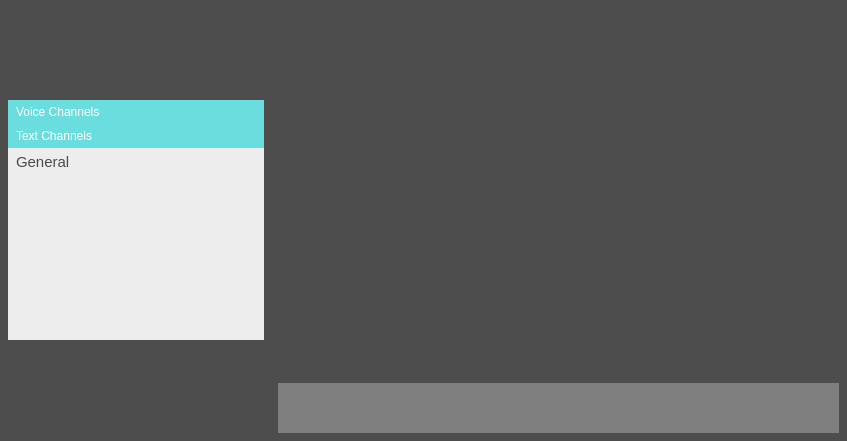
First picture: the form in src/pandavoip.ui, repository PandaVOIP/PandaVOIP-client, before the edit.
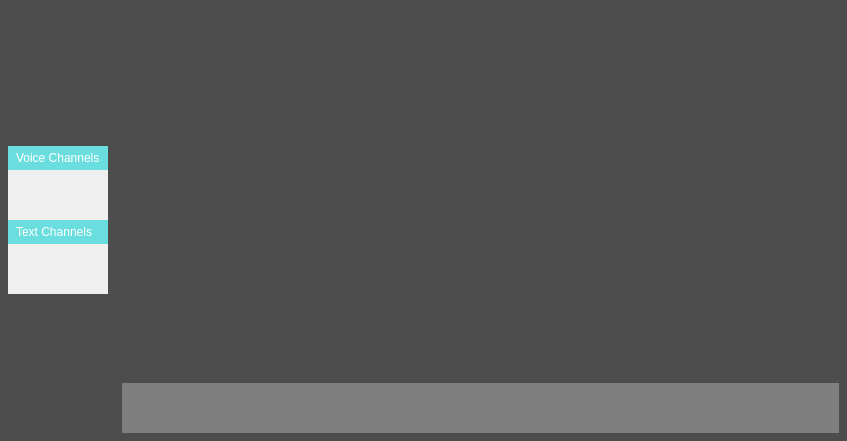
Second picture: the form after the edit. Custom widgets are drawn as their Qt base class.

What changed in the file:
```diff
--- a/src/pandavoip.ui
+++ b/src/pandavoip.ui
@@ -23,6 +23,12 @@
    <string notr="true">background-color: rgb(77, 77, 77)</string>
   </property>
   <widget class="QWidget" name="centralWidget">
+   <property name="sizePolicy">
+    <sizepolicy hsizetype="Expanding" vsizetype="Expanding">
+     <horstretch>0</horstretch>
+     <verstretch>0</verstretch>
+    </sizepolicy>
+   </property>
    <property name="layoutDirection">
     <enum>Qt::LeftToRight</enum>
    </property>
@@ -81,7 +87,7 @@
 	padding: 5px;
 }</string>
       </property>
-      <layout class="QVBoxLayout" name="left_section">
+      <layout class="QVBoxLayout" name="verticalLayout">
        <property name="spacing">
         <number>0</number>
        </property>
@@ -112,13 +118,13 @@
          <property name="sizePolicy">
           <sizepolicy hsizetype="Expanding" vsizetype="Expanding">
            <horstretch>0</horstretch>
-           <verstretch>0</verstretch>
+           <verstretch>1</verstretch>
           </sizepolicy>
          </property>
          <property name="minimumSize">
           <size>
            <width>0</width>
-           <height>0</height>
+           <height>50</height>
           </size>
          </property>
          <property name="font">
@@ -161,7 +167,7 @@
 
 </string>
          </property>
-         <layout class="QVBoxLayout" name="verticalLayout">
+         <layout class="QVBoxLayout" name="voiceLayout">
           <property name="spacing">
            <number>0</number>
           </property>
@@ -182,12 +188,69 @@
         </widget>
        </item>
        <item>
-        <widget class="QListWidget" name="chat_channels">
-         <item>
-          <property name="text">
-           <string>General</string>
+        <widget class="QWidget" name="chat_channels" native="true">
+         <property name="sizePolicy">
+          <sizepolicy hsizetype="Expanding" vsizetype="Expanding">
+           <horstretch>0</horstretch>
+           <verstretch>1</verstretch>
+          </sizepolicy>
+         </property>
+         <property name="minimumSize">
+          <size>
+           <width>0</width>
+           <height>50</height>
+          </size>
+         </property>
+         <property name="font">
+          <font>
+           <family>Segoe UI</family>
+           <pointsize>12</pointsize>
+          </font>
+         </property>
+         <property name="styleSheet">
+          <string notr="true">#chat_channels {
+	background-color: rgb(239, 239, 239);
+}
+
+.QPushButton{
+	font: 12pt &quot;Segoe UI&quot;;
+	color: #2a2a2a;
+	background-color: none;
+	padding-top: 0;
+	padding-bottom: 0;
+	padding-left: 5px;
+	text-align: left;
+	border: none;
+	margin-left: 10%;
+	margin-top: 5px;
+	margin-right: 10%; 
+}
+
+.QPushButton:hover {
+	background-color: #6adede;
+	color: white;
+}
+
+.QListWidget {
+	padding-top: 0;
+	padding-bottom: 0;
+	padding-left: 20%;
+	margin-left: 10%;
+	margin-right: 10%; 
+}
+</string>
+         </property>
+         <layout class="QVBoxLayout" name="chatLayout">
+          <property name="spacing">
+           <number>0</number>
           </property>
-         </item>
+          <property name="topMargin">
+           <number>0</number>
+          </property>
+          <property name="bottomMargin">
+           <number>0</number>
+          </property>
+         </layout>
         </widget>
        </item>
       </layout>
```
